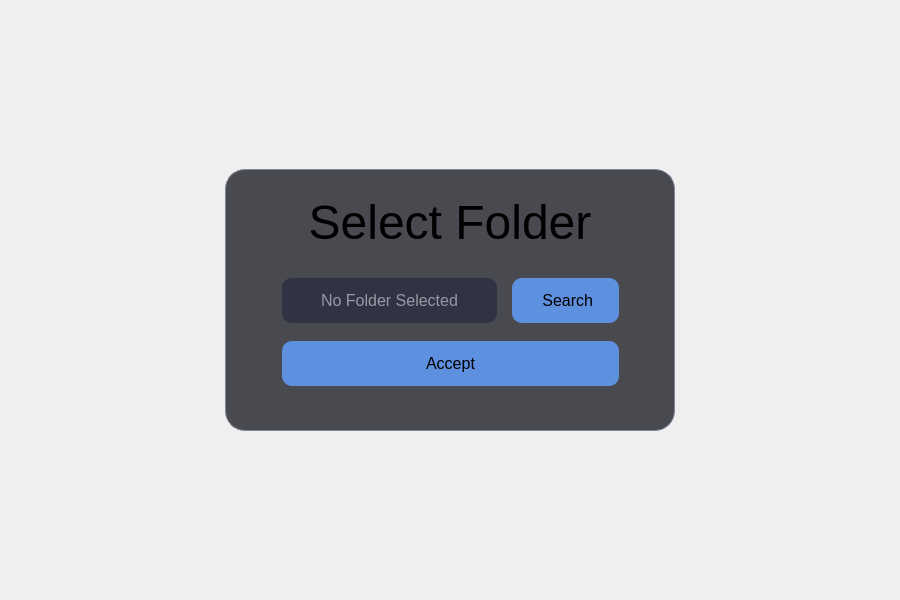
Old version of the form source/views/screens/select-folder-screen.ui in the repository DavisLCVB/XCursorMorph.
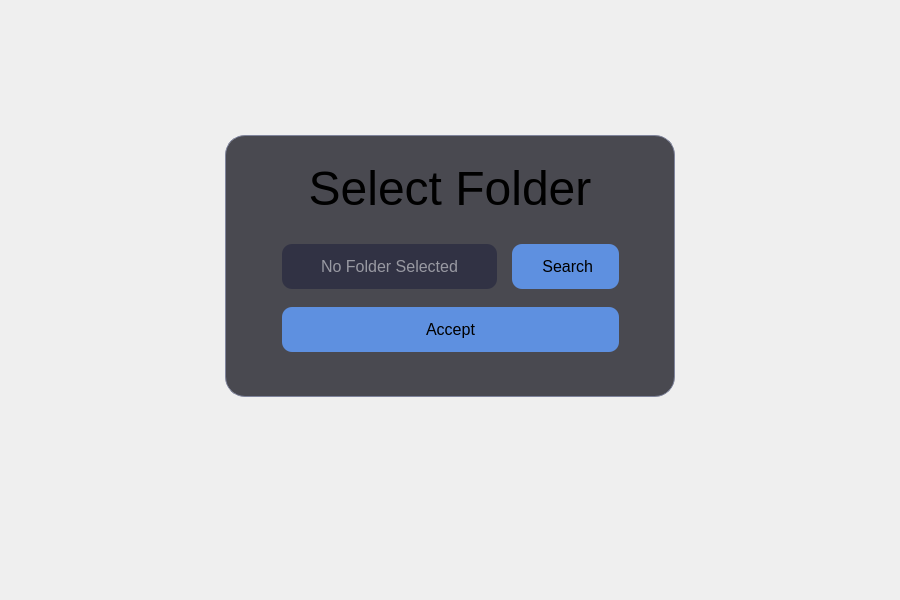
New version of the form. Icons and pictures are not drawn.

Commit message: Add: Added controllers to select folder phase

What changed in the file:
```diff
--- a/source/views/screens/select-folder-screen.ui
+++ b/source/views/screens/select-folder-screen.ui
@@ -81,7 +81,7 @@
           <height>16777215</height>
          </size>
         </property>
-        <layout class="QVBoxLayout" name="verticalLayout" stretch="1,1,1">
+        <layout class="QVBoxLayout" name="verticalLayout" stretch="2,2,1,2">
          <property name="spacing">
           <number>0</number>
          </property>
@@ -300,6 +300,7 @@
 	color: #ffffff;
 	font-size: 12pt;
 	selection-background-color: rgb(94, 144, 224);
+	padding: 0px 10px 0px 10px;
 }</string>
                           </property>
                           <property name="text">
@@ -428,6 +429,22 @@
            </layout>
           </widget>
          </item>
+         <item>
+          <widget class="QLabel" name="ErrorLabel">
+           <property name="styleSheet">
+            <string notr="true">QLabel{
+	color: #f38ba8;
+	font-size: 12pt;
+}</string>
+           </property>
+           <property name="text">
+            <string/>
+           </property>
+           <property name="alignment">
+            <set>Qt::AlignmentFlag::AlignHCenter|Qt::AlignmentFlag::AlignTop</set>
+           </property>
+          </widget>
+         </item>
          <item>
           <spacer name="verticalSpacer_2">
            <property name="orientation">
```
The commit also changes 17 other files.
